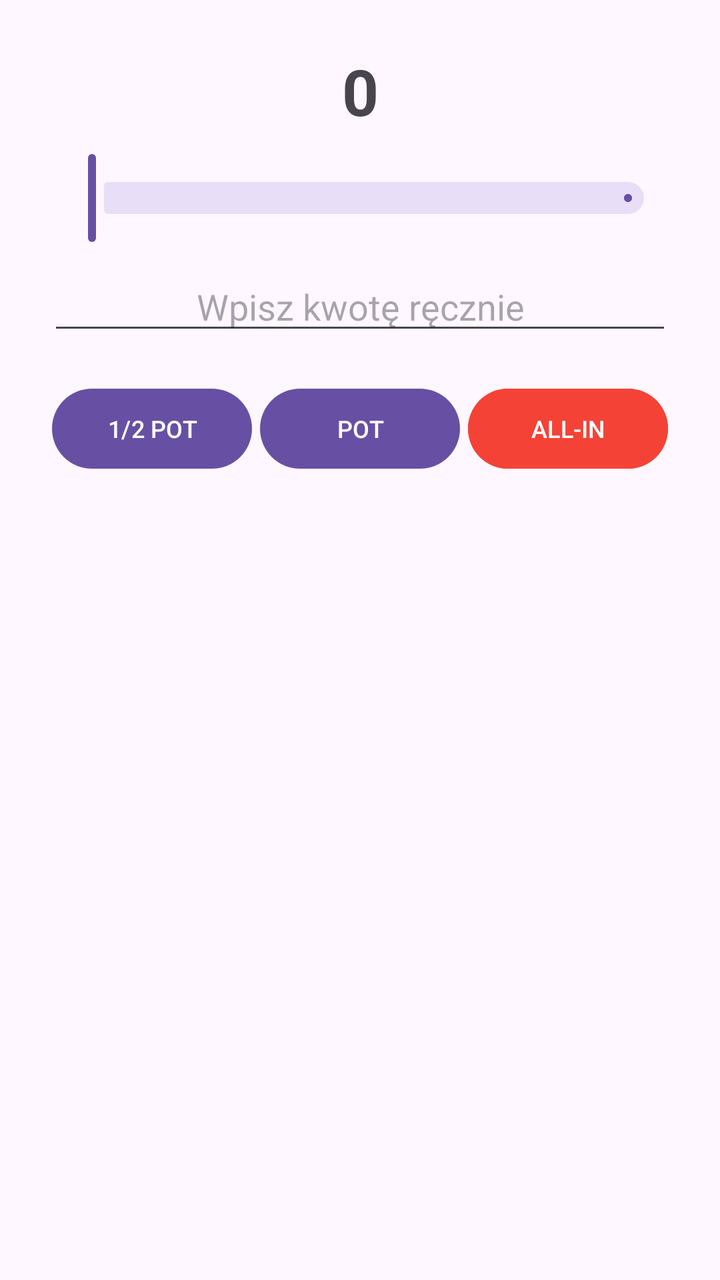
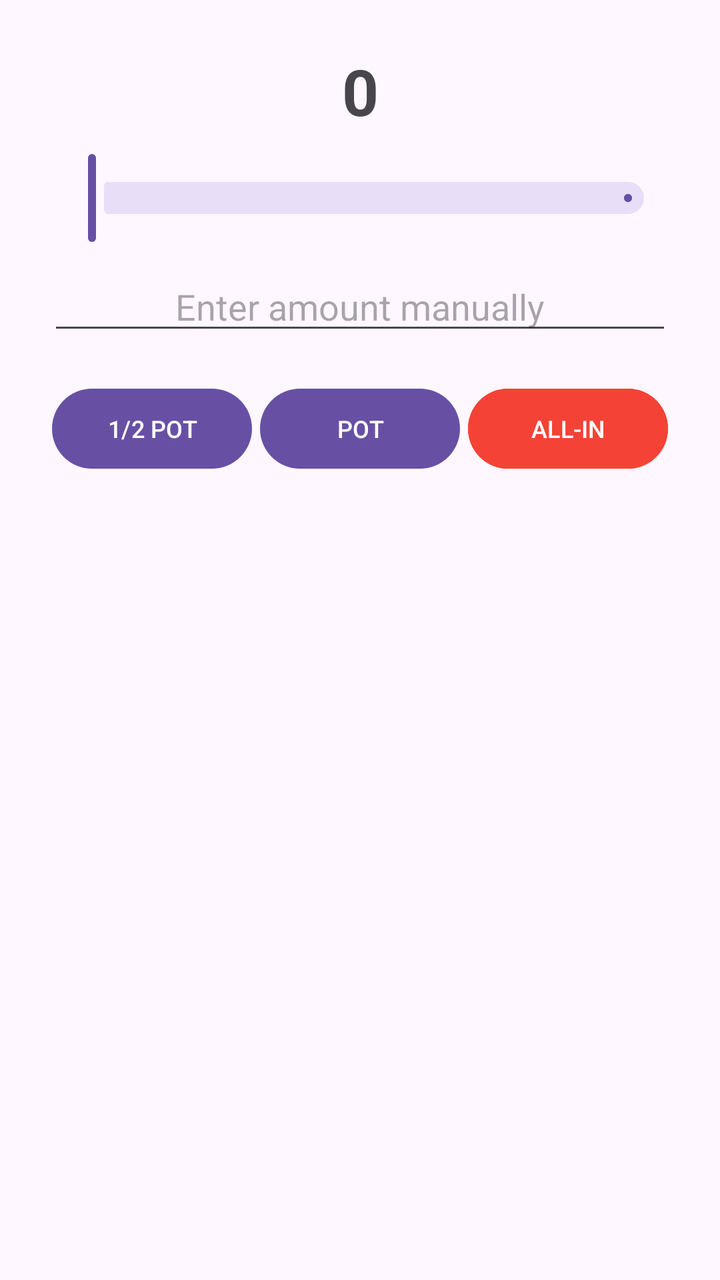

The first picture is an Android layout as it rendered before a commit; the second is the same layout after the commit. The layout source and the unified diff follow.
<!-- AndroidManifest.xml: application theme Theme.PocketTable -->
<!-- res/layout/dialog_bet_raise.xml -->
<?xml version="1.0" encoding="utf-8"?>
<LinearLayout xmlns:android="http://schemas.android.com/apk/res/android"
    android:layout_width="match_parent"
    android:layout_height="wrap_content"
    android:orientation="vertical"
    android:padding="24dp">

    <TextView
        android:id="@+id/tvDialogAmount"
        android:layout_width="match_parent"
        android:layout_height="wrap_content"
        android:text="0"
        android:textSize="32sp"
        android:textStyle="bold"
        android:gravity="center"
        android:layout_marginBottom="8dp"/>

    <com.google.android.material.slider.Slider
        android:id="@+id/sliderAmount"
        android:layout_width="match_parent"
        android:layout_height="wrap_content"
        android:stepSize="1"/>

    <EditText
        android:id="@+id/etAmount"
        android:layout_width="match_parent"
        android:layout_height="wrap_content"
        android:inputType="number"
        android:hint="Wpisz kwotę ręcznie"
        android:gravity="center"
        android:layout_marginTop="8dp"
        android:layout_marginBottom="16dp"/>

    <LinearLayout
        android:layout_width="match_parent"
        android:layout_height="wrap_content"
        android:orientation="horizontal"
        android:weightSum="3">

        <Button
            android:id="@+id/btnHalfPot"
            android:layout_width="0dp"
            android:layout_height="wrap_content"
            android:layout_weight="1"
            android:text="1/2 POT"
            android:textSize="12sp"
            android:layout_margin="2dp"/>

        <Button
            android:id="@+id/btnPot"
            android:layout_width="0dp"
            android:layout_height="wrap_content"
            android:layout_weight="1"
            android:text="POT"
            android:textSize="12sp"
            android:layout_margin="2dp"/>

        <Button
            android:id="@+id/btnAllIn"
            android:layout_width="0dp"
            android:layout_height="wrap_content"
            android:layout_weight="1"
            android:text="ALL-IN"
            android:textSize="12sp"
            android:backgroundTint="#F44336"
            android:layout_margin="2dp"/>
    </LinearLayout>

</LinearLayout>
<!-- resources referenced by this layout -->
<resources>
  <style name="Theme.PocketTable" parent="Base.Theme.PocketTable" />
  <style name="Base.Theme.PocketTable" parent="Theme.Material3.DayNight.NoActionBar">
          
          
      </style>
</resources>

<!-- the commit's change to res/layout/dialog_bet_raise.xml (unified diff, before → after) -->
@@ -26,7 +26,7 @@
         android:layout_width="match_parent"
         android:layout_height="wrap_content"
         android:inputType="number"
-        android:hint="Wpisz kwotę ręcznie"
+        android:hint="@string/enter_amount_manually"
         android:gravity="center"
         android:layout_marginTop="8dp"
         android:layout_marginBottom="16dp"/>
@@ -42,7 +42,7 @@
             android:layout_width="0dp"
             android:layout_height="wrap_content"
             android:layout_weight="1"
-            android:text="1/2 POT"
+            android:text="@string/half_pot"
             android:textSize="12sp"
             android:layout_margin="2dp"/>
 
@@ -51,7 +51,7 @@
             android:layout_width="0dp"
             android:layout_height="wrap_content"
             android:layout_weight="1"
-            android:text="POT"
+            android:text="@string/pot"
             android:textSize="12sp"
             android:layout_margin="2dp"/>
 
@@ -60,7 +60,7 @@
             android:layout_width="0dp"
             android:layout_height="wrap_content"
             android:layout_weight="1"
-            android:text="ALL-IN"
+            android:text="@string/all_in"
             android:textSize="12sp"
             android:backgroundTint="#F44336"
             android:layout_margin="2dp"/>
<!-- resource entries referenced after the edit -->
@@ -1,5 +1,9 @@
 <!-- resources referenced by this layout -->
 <resources>
+  <string name="all_in">ALL-IN</string>
+  <string name="enter_amount_manually">Enter amount manually</string>
+  <string name="half_pot">1/2 POT</string>
+  <string name="pot">POT</string>
   <style name="Theme.PocketTable" parent="Base.Theme.PocketTable" />
   <style name="Base.Theme.PocketTable" parent="Theme.Material3.DayNight.NoActionBar">
           
